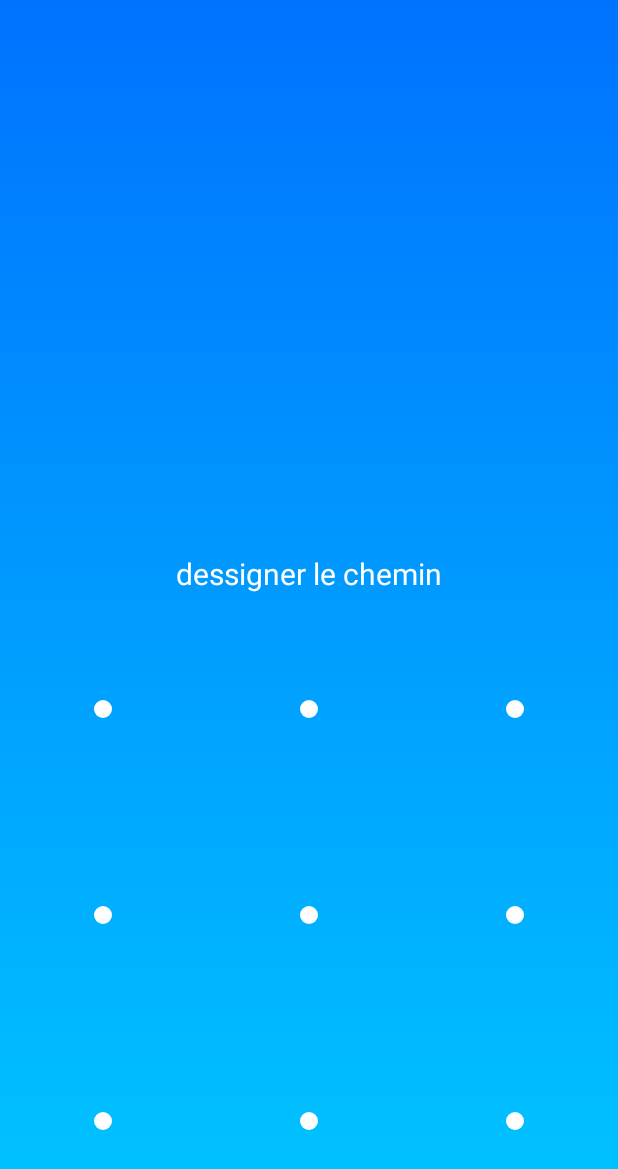
After one commit to sofientouati/Olympio-Money-Transfert-App, an Android app: the CheckPatternActivity screen opened directly, with no data from a screen before it, on a phone screen of 412 x 824 dp. The commit adds this screen. Shown: the top 1169 px of the screen. Run offline under Robolectric (Android 15) with nearby library versions, the phone set to English and light mode, and no system bars.

Commit message:
fixing login stuff and adding pattern layout

```diff
--- a/app/build.gradle
+++ b/app/build.gradle
@@ -26,7 +26,7 @@ dependencies {
     })
     compile project(':materiallockview')
     compile 'com.android.support.constraint:constraint-layout:1.0.2'
-    testCompile 'junit:junit:4.12'
     compile 'com.android.support:recyclerview-v7:25.3.1'
     compile 'com.android.support:design:25.3.1'
+    testCompile 'junit:junit:4.12'
 }
--- a/app/src/main/AndroidManifest.xml
+++ b/app/src/main/AndroidManifest.xml
@@ -3,7 +3,6 @@
     package="com.sofientouati.mtnapp">
 
     <uses-permission android:name="android.permission.READ_PHONE_STATE" />
-
 
     <application
         android:allowBackup="true"
@@ -23,7 +22,8 @@
         </activity>
         <activity
             android:name=".Activities.LoginActivity"
-            android:screenOrientation="portrait"></activity>
+            android:screenOrientation="portrait" />
+        <activity android:name=".Activities.CheckPatternActivity"></activity>
     </application>
 
 </manifest>
--- /dev/null
+++ b/app/src/main/java/com/sofientouati/mtnapp/Activities/CheckPatternActivity.java
@@ -0,0 +1,43 @@
+package com.sofientouati.mtnapp.Activities;
+
+import android.app.Activity;
+import android.content.Intent;
+import android.os.Bundle;
+import android.view.View;
+import android.widget.Button;
+
+import com.amnix.materiallockview.MaterialLockView;
+import com.sofientouati.mtnapp.R;
+
+import java.util.List;
+
+public class CheckPatternActivity extends Activity {
+    private MaterialLockView materialLockView;
+
+    @Override
+    protected void onCreate(Bundle savedInstanceState) {
+        super.onCreate(savedInstanceState);
+        setContentView(R.layout.activity_check_pattern);
+        materialLockView = (MaterialLockView) findViewById(R.id.pattern);
+        materialLockView.setOnPatternListener(new MaterialLockView.OnPatternListener() {
+            @Override
+            public void onPatternStart() {
+                super.onPatternStart();
+            }
+
+            @Override
+            public void onPatternDetected(List<MaterialLockView.Cell> pattern, String SimplePattern) {
+                if (!SimplePattern.equals("147852369")) {
+                    materialLockView.setDisplayMode(MaterialLockView.DisplayMode.Wrong);
+                } else {
+
+                }
+
+                super.onPatternDetected(pattern, SimplePattern);
+
+            }
+        });
+
+
+    }
+}
--- /dev/null
+++ b/app/src/main/res/layout/activity_check_pattern.xml
@@ -0,0 +1,42 @@
+<?xml version="1.0" encoding="utf-8"?>
+<android.support.constraint.ConstraintLayout xmlns:android="http://schemas.android.com/apk/res/android"
+    xmlns:app="http://schemas.android.com/apk/res-auto"
+    xmlns:tools="http://schemas.android.com/tools"
+    android:layout_width="match_parent"
+    android:layout_height="match_parent"
+    android:background="@drawable/gradient"
+    tools:context="com.sofientouati.mtnapp.Activities.CheckPatternActivity">
+
+    <TextView
+        android:id="@+id/text"
+        android:layout_width="wrap_content"
+        android:layout_height="wrap_content"
+
+        android:text="dessigner le chemin"
+        android:textColor="#fff"
+        android:textSize="20sp"
+        app:layout_constraintLeft_toLeftOf="parent"
+        app:layout_constraintRight_toRightOf="parent"
+        android:layout_marginBottom="8dp"
+        app:layout_constraintBottom_toTopOf="@+id/patterns" />
+
+    <RelativeLayout
+        android:id="@+id/patterns"
+
+        android:layout_width="0dp"
+        android:layout_height="wrap_content"
+        app:layout_constraintLeft_toLeftOf="parent"
+        app:layout_constraintRight_toRightOf="parent"
+        app:layout_constraintBottom_toBottomOf="parent"
+        android:layout_marginBottom="8dp">
+
+        <com.amnix.materiallockview.MaterialLockView
+
+            xmlns:lockview="http://schemas.android.com/apk/res-auto"
+            android:id="@+id/pattern"
+            android:layout_width="wrap_content"
+            android:layout_height="wrap_content"
+            lockview:LOCK_COLOR="#fff"
+            lockview:WRONG_COLOR="#b71c1c" />
+    </RelativeLayout>
+</android.support.constraint.ConstraintLayout>
--- a/app/src/main/res/values/colors.xml
+++ b/app/src/main/res/values/colors.xml
@@ -1,6 +1,6 @@
 <?xml version="1.0" encoding="utf-8"?>
 <resources>
     <color name="colorPrimary">#006E93</color>
-    <color name="colorPrimaryDark">#0072ff</color>
+    <color name="colorPrimaryDark">#303F9F</color>
     <color name="colorAccent">#006E93</color>
 </resources>
```
Also changed, not shown: app/src/main/java/com/sofientouati/mtnapp/Activities/LoginActivity.java (+22 -2 lines), app/src/main/java/com/sofientouati/mtnapp/Activities/SplashScreenApp.java (+4 -3 lines), 3 other files.
